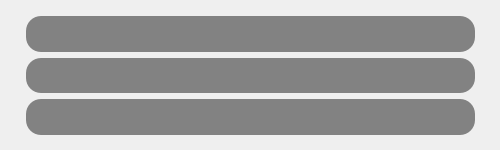
verina101/Chat-Application, file Chat-Application/StoryWidget.ui: the form before one commit.
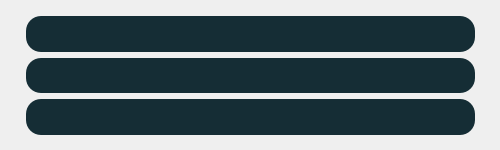
The form after the commit.

Diff of the .ui file:
```diff
--- a/Chat-Application/StoryWidget.ui
+++ b/Chat-Application/StoryWidget.ui
@@ -38,7 +38,7 @@
     <item>
      <widget class="QLabel" name="Label_Name">
       <property name="styleSheet">
-       <string notr="true">background:rgb(130, 130, 130);
+       <string notr="true">background:rgb(21, 45, 53);
 font:14px;
 color:white;
 border-radius:15px;
@@ -55,7 +55,7 @@
     <item>
      <widget class="QLabel" name="Label_Id">
       <property name="styleSheet">
-       <string notr="true">background:rgb(130, 130, 130);
+       <string notr="true">background:rgb(21, 45, 53);
 font:14px;
 color:white;
 border-radius:15px;
@@ -72,7 +72,7 @@
     <item>
      <widget class="QLabel" name="Label_StoryTime">
       <property name="styleSheet">
-       <string notr="true">background:rgb(130, 130, 130);
+       <string notr="true">background:rgb(21, 45, 53);
 font:14px;
 color:white;
 border-radius:15px;
```
